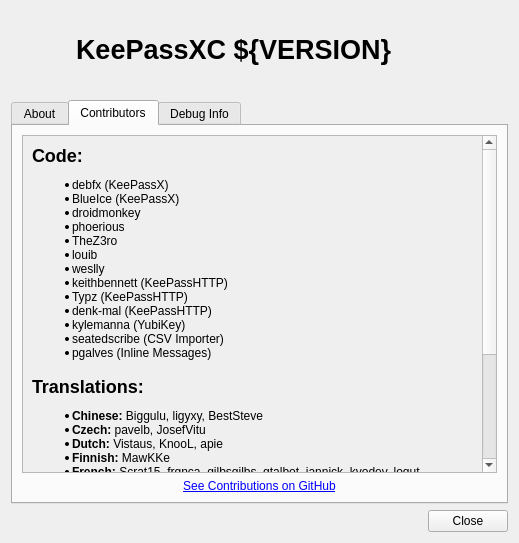
First picture: the form in src/gui/AboutDialog.ui, repository keepassxreboot/keepassxc, before the edit.
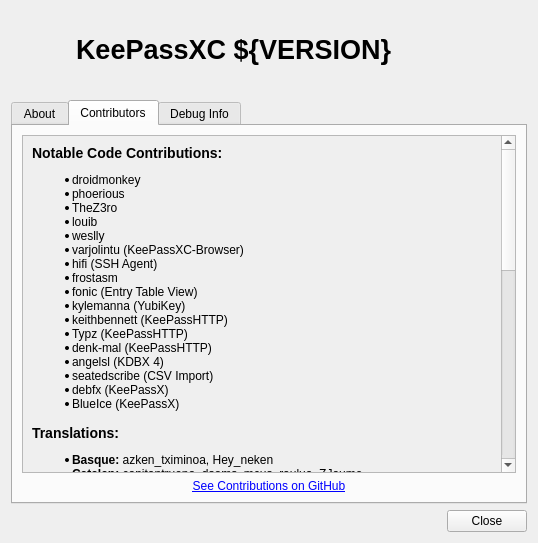
Second picture: the form after the edit. The open tabs and pages were chosen to show the change.

Commit message: Update list of contributors

Patch:
```diff
--- a/src/gui/AboutDialog.ui
+++ b/src/gui/AboutDialog.ui
@@ -204,8 +204,8 @@
            <rect>
             <x>0</x>
             <y>0</y>
-            <width>591</width>
-            <height>760</height>
+            <width>423</width>
+            <height>816</height>
            </rect>
           </property>
           <layout class="QVBoxLayout" name="verticalLayout_5">
@@ -221,40 +221,55 @@
               <cursorShape>IBeamCursor</cursorShape>
              </property>
              <property name="text">
-              <string notr="true">&lt;h2&gt;Code:&lt;/h2&gt;
+              <string notr="true">&lt;h3&gt;Notable Code Contributions:&lt;/h3&gt;
 &lt;ul&gt;
-&lt;li&gt;debfx (KeePassX) &lt;/li&gt;
-&lt;li&gt;BlueIce (KeePassX) &lt;/li&gt;
-&lt;li&gt;droidmonkey &lt;/li&gt;
-&lt;li&gt;phoerious &lt;/li&gt;
-&lt;li&gt;TheZ3ro &lt;/li&gt;
-&lt;li&gt;louib &lt;/li&gt;
-&lt;li &gt;weslly &lt;/li&gt;
-&lt;li&gt;keithbennett (KeePassHTTP) &lt;/li&gt;
-&lt;li&gt;Typz (KeePassHTTP) &lt;/li&gt;
-&lt;li&gt;denk-mal (KeePassHTTP) &lt;/li&gt;
-&lt;li&gt;kylemanna (YubiKey) &lt;/li&gt;
-&lt;li&gt;seatedscribe (CSV Importer) &lt;/li&gt;
-&lt;li&gt;pgalves (Inline Messages) &lt;/li&gt;
+&lt;li&gt;droidmonkey&lt;/li&gt;
+&lt;li&gt;phoerious&lt;/li&gt;
+&lt;li&gt;TheZ3ro&lt;/li&gt;
+&lt;li&gt;louib&lt;/li&gt;
+&lt;li &gt;weslly&lt;/li&gt;
+&lt;li&gt;varjolintu (KeePassXC-Browser)&lt;/li&gt;
+&lt;li&gt;hifi (SSH Agent)&lt;/li&gt;
+&lt;li&gt;frostasm&lt;/li&gt;
+&lt;li&gt;fonic (Entry Table View)&lt;/li&gt;
+&lt;li&gt;kylemanna (YubiKey)&lt;/li&gt;
+&lt;li&gt;keithbennett (KeePassHTTP)&lt;/li&gt;
+&lt;li&gt;Typz (KeePassHTTP)&lt;/li&gt;
+&lt;li&gt;denk-mal (KeePassHTTP)&lt;/li&gt;
+&lt;li&gt;angelsl (KDBX 4)&lt;/li&gt;
+&lt;li&gt;seatedscribe (CSV Import)&lt;/li&gt;
+&lt;li&gt;debfx (KeePassX)&lt;/li&gt;
+&lt;li&gt;BlueIce (KeePassX)&lt;/li&gt;
 &lt;/ul&gt;
 
-&lt;h2&gt;Translations:&lt;/h2&gt;
+&lt;h3&gt;Translations:&lt;/h3&gt;
 &lt;ul&gt;
-&lt;li&gt;&lt;b&gt;Chinese:&lt;/b&gt; Biggulu, ligyxy, BestSteve &lt;/li&gt;
-&lt;li&gt;&lt;b&gt;Czech:&lt;/b&gt; pavelb, JosefVitu &lt;/li&gt;
-&lt;li&gt;&lt;b&gt;Dutch:&lt;/b&gt; Vistaus, KnooL, apie &lt;/li&gt;
-&lt;li&gt;&lt;b&gt;Finnish:&lt;/b&gt; MawKKe &lt;/li&gt;
-&lt;li&gt;&lt;b&gt;French:&lt;/b&gt; Scrat15, frgnca, gilbsgilbs, gtalbot, iannick, kyodev, logut &lt;/li&gt;
-&lt;li&gt;&lt;b&gt;German:&lt;/b&gt; Calyrx, DavidHamburg, antsas, codejunky, jensrutschmann, montilo, omnisome4, origin_de, pcrcoding, phoerious, rgloor, vlenzer &lt;/li&gt;
-&lt;li&gt;&lt;b&gt;Greek:&lt;/b&gt; nplatis &lt;/li&gt;
-&lt;li&gt;&lt;b&gt;Italian:&lt;/b&gt; TheZ3ro, FranzMari, Mte90, tosky &lt;/li&gt;
-&lt;li&gt;&lt;b&gt;Kazakh:&lt;/b&gt; sotrud_nik &lt;/li&gt;
-&lt;li&gt;&lt;b&gt;Lithuanian:&lt;/b&gt; Moo &lt;/li&gt;
-&lt;li&gt;&lt;b&gt;Polish:&lt;/b&gt; konradmb, mrerexx &lt;/li&gt;
-&lt;li&gt;&lt;b&gt;Portuguese: &lt;/b&gt;vitor895, weslly, American_Jesus, mihai.ile &lt;/li&gt;
-&lt;li&gt;&lt;b&gt;Russian:&lt;/b&gt; vsvyatski, KekcuHa, wkill95 &lt;/li&gt;
-&lt;li&gt;&lt;b&gt;Spanish:&lt;/b&gt; EdwardNavarro, antifaz, piegope, pquin, vsvyatski &lt;/li&gt;
-&lt;li&gt;&lt;b&gt;Swedish:&lt;/b&gt; henziger &lt;/li&gt;
+&lt;li&gt;&lt;b&gt;Basque:&lt;/b&gt; azken_tximinoa, Hey_neken&lt;/li&gt;
+&lt;li&gt;&lt;b&gt;Catalan:&lt;/b&gt; capitantrueno, dsoms, mcus, raulua, ZJaume&lt;/li&gt;
+&lt;li&gt;&lt;b&gt;Chinese (China):&lt;/b&gt; Biggulu, Brandon_c, hoilc, ligyxy, vc5, Small_Ku&lt;/li&gt;
+&lt;li&gt;&lt;b&gt;Chinese (Taiwan):&lt;/b&gt; BestSteve, MiauLightouch, Small_Ku, yan12125, ymhuang0808&lt;/li&gt;
+&lt;li&gt;&lt;b&gt;Czech:&lt;/b&gt; DanielMilde, JosefVitu, pavelb, tpavelek&lt;/li&gt;
+&lt;li&gt;&lt;b&gt;Danish:&lt;/b&gt; nlkl&lt;/li&gt;
+&lt;li&gt;&lt;b&gt;Dutch:&lt;/b&gt; apie, bartlibert, evanoosten, fvw, KnooL, srgvg, Vistaus, wanderingidea&lt;/li&gt;
+&lt;li&gt;&lt;b&gt;Finnish:&lt;/b&gt; artnay, Jarppi, MawKKe &lt;/li&gt;
+&lt;li&gt;&lt;b&gt;French:&lt;/b&gt; A1RO, aghilas.messara, bisaloo, frgnca, ggtr1138, gilbsgilbs, gtalbot, Gui13, iannick, jlutran, kyodev, logut, MartialBis, narzb, pBouillon, plunkets, Raphi111, Scrat15, tl_pierre, wilfriedroset&lt;/li&gt;
+&lt;li&gt;&lt;b&gt;German:&lt;/b&gt; antsas, BasicBaer, Calyrx, codejunky, DavidHamburg, eth0, for1real, jensrutschmann, joe776, kflesch, MarcEdinger, marcbone, mcliquid, mfernau77, montilo, nursoda, omnisome4, origin_de, pcrcoding, phoerious, rgloor, transi_222, vlenzer, waster&lt;/li&gt;
+&lt;li&gt;&lt;b&gt;Greek:&lt;/b&gt; magkopian, nplatis, tassos.b, xinomilo&lt;/li&gt;
+&lt;li&gt;&lt;b&gt;Hungarian:&lt;/b&gt; bubu, meskobalazs, urbalazs&lt;/li&gt;
+&lt;li&gt;&lt;b&gt;Indonesian:&lt;/b&gt; zk&lt;/li&gt;
+&lt;li&gt;&lt;b&gt;Italian:&lt;/b&gt; amaxis, bovirus, duncanmid, FranzMari, lucaim, Mte90, Peo, TheZ3ro, tosky, VosaxAlo&lt;/li&gt;
+&lt;li&gt;&lt;b&gt;Japanese:&lt;/b&gt; masoo, metalic_cat, p2635, Shinichirou_Yamada, vargas.peniel, vmemjp, yukinakato&lt;/li&gt;
+&lt;li&gt;&lt;b&gt;Korean:&lt;/b&gt; cancantun, peremen&lt;/li&gt;
+&lt;li&gt;&lt;b&gt;Lithuanian:&lt;/b&gt; Moo&lt;/li&gt;
+&lt;li&gt;&lt;b&gt;Polish:&lt;/b&gt; keypress, konradmb, mrerexx, psobczak&lt;/li&gt;
+&lt;li&gt;&lt;b&gt;Portuguese (Brazil): &lt;/b&gt; danielbibit, fabiom, flaviobn, vitor895, weslly&lt;/li&gt;
+&lt;li&gt;&lt;b&gt;Portuguese (Portugal): &lt;/b&gt; American_Jesus, hds, mihai.ile, VictorR2007, smarquespt&lt;/li&gt;
+&lt;li&gt;&lt;b&gt;Russian:&lt;/b&gt; _nomoretears_, agag11507, anm, denoos, KekcuHa, Mogost, NcNZllQnHVU, netforhack, NetWormKido, RKuchma, VictorR2007, vsvyatski, wkill95&lt;/li&gt;
+&lt;li&gt;&lt;b&gt;Spanish:&lt;/b&gt; antifaz, EdwardNavarro, eliluminado, gonrial, jojobrambs, LeoBeltran, piegope, pquin, puchrojo, vargas.peniel, vsvyatski, Zranz&lt;/li&gt;
+&lt;li&gt;&lt;b&gt;Swedish:&lt;/b&gt; Anders_Bergqvist, LIINdd, henziger, jpyllman, peron&lt;/li&gt;
+&lt;li&gt;&lt;b&gt;Thai:&lt;/b&gt; arthit&lt;/li&gt;
+&lt;li&gt;&lt;b&gt;Turkish:&lt;/b&gt; etc, N3pp&lt;/li&gt;
+&lt;li&gt;&lt;b&gt;Ukrainian:&lt;/b&gt; brisk022, netforhack, zoresvit&lt;/li&gt;
 &lt;/ul&gt;</string>
              </property>
              <property name="textFormat">
```
Left out of the diff: 16 changed lines with no effect on the pictures. The commit also changes 1 other file.
